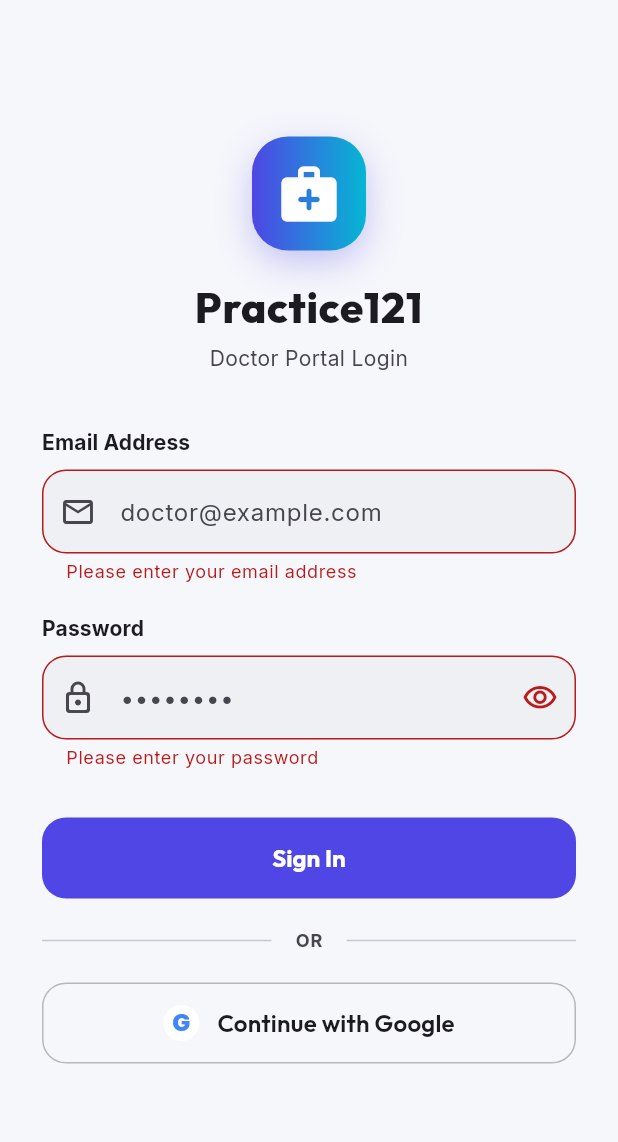
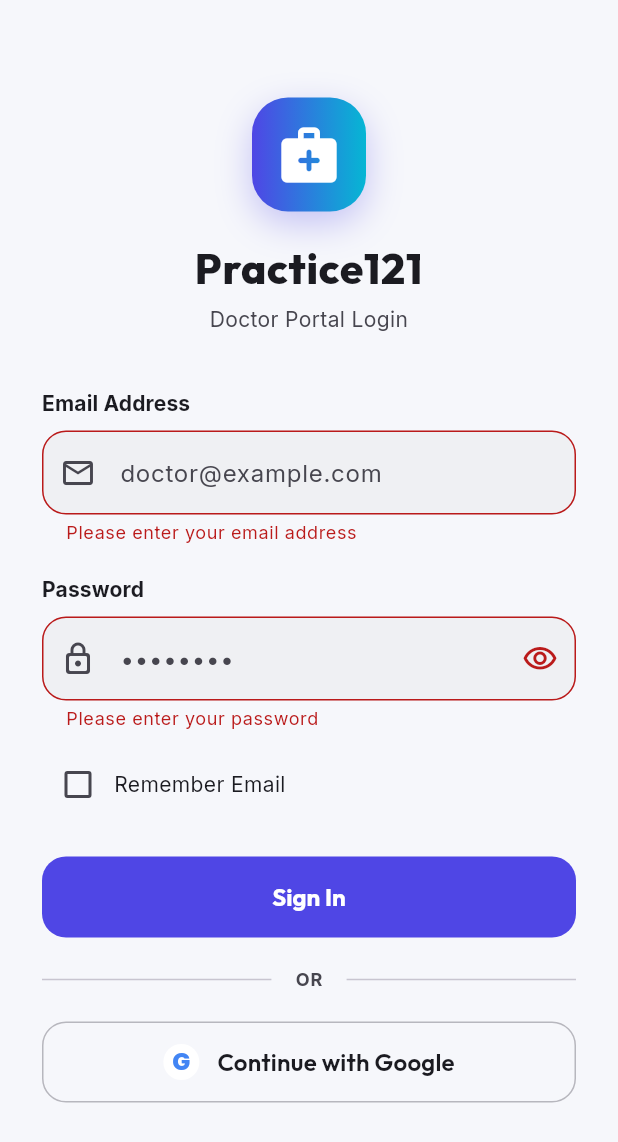
Before and after one commit to smarttransnet/practice121-mobile, a Flutter app: the screen it shows after launch, after a tap on "Sign In", on a phone screen of 412 x 824 dp. Shown: the top 1142 px of the screen. Run offline on Flutter 3.47's test engine with Material 3 defaults, Android fonts, the phone set to English and light mode, and no system bars; our stand-ins replace flutter_riverpod, flutter_secure_storage, go_router, google_fonts, google_sign_in, local_auth and 4 more; missing offline and left inert: record.

Commit message:
feat: implement mobile improvements (queue UI, biometrics fix, remember me)

```diff
--- a/lib/features/auth/data/services/auth_storage_service.dart
+++ b/lib/features/auth/data/services/auth_storage_service.dart
@@ -132,4 +132,28 @@
       AppLogger.e('AuthStorageService: error setting biometric preference', e, stack);
     }
   }
+
+  static const String _keyRememberedEmail = 'auth_remembered_email';
+
+  /// Saves the user's email for the 'Remember Me' feature.
+  Future<void> saveRememberedEmail(String email) async {
+    try {
+      if (email.isEmpty) {
+        await _storage.delete(key: _keyRememberedEmail);
+      } else {
+        await _storage.write(key: _keyRememberedEmail, value: email);
+      }
+    } catch (e) {
+      AppLogger.e('AuthStorageService: failed to save remembered email', e);
+    }
+  }
+
+  /// Retrieves the remembered email.
+  Future<String?> getRememberedEmail() async {
+    try {
+      return await _storage.read(key: _keyRememberedEmail);
+    } catch (e) {
+      return null;
+    }
+  }
 }
--- a/lib/features/auth/presentation/controllers/auth_controller.dart
+++ b/lib/features/auth/presentation/controllers/auth_controller.dart
@@ -82,10 +82,8 @@
 
         if (!bioAuthenticated) {
           AppLogger.w('AuthController: biometric unlock failed/cancelled — falling back to login screen');
-          await _storageService.clearTokens();
           state = state.copyWith(
             status: AuthStatus.unauthenticated,
-            clearToken: true,
           );
           return;
         }
--- a/lib/features/auth/presentation/screens/login_screen.dart
+++ b/lib/features/auth/presentation/screens/login_screen.dart
@@ -5,6 +5,7 @@
 import '../../../../app/router.dart';
 import '../controllers/auth_controller.dart';
 import '../controllers/auth_state.dart';
+import '../data/services/auth_storage_service.dart';
 
 /// Doctor Login screen requiring only Email Address and Password.
 class LoginScreen extends ConsumerStatefulWidget {
@@ -19,6 +20,26 @@
   final _emailController = TextEditingController();
   final _passwordController = TextEditingController();
   bool _obscurePassword = true;
+  bool _rememberMe = false;
+
+  @override
+  void initState() {
+    super.initState();
+    _loadRememberedEmail();
+  }
+
+  Future<void> _loadRememberedEmail() async {
+    WidgetsBinding.instance.addPostFrameCallback((_) async {
+      final storageService = ref.read(authStorageServiceProvider);
+      final email = await storageService.getRememberedEmail();
+      if (email != null && email.isNotEmpty && mounted) {
+        setState(() {
+          _emailController.text = email;
+          _rememberMe = true;
+        });
+      }
+    });
+  }
 
   @override
   void dispose() {
@@ -37,6 +58,10 @@
     );
 
     if (success && mounted) {
+      final storageService = ref.read(authStorageServiceProvider);
+      await storageService.saveRememberedEmail(
+        _rememberMe ? _emailController.text.trim() : '',
+      );
       context.go(AppRoutes.dashboard);
     }
   }
@@ -202,7 +227,33 @@
                       return null;
                     },
                   ),
-                  const SizedBox(height: 32),
+                  const SizedBox(height: 12),
+
+                  // Remember Me Checkbox
+                  Row(
+                    children: [
+                      Checkbox(
+                        value: _rememberMe,
+                        onChanged: (value) {
+                          setState(() {
+                            _rememberMe = value ?? false;
+                          });
+                        },
+                      ),
+                      GestureDetector(
+                        onTap: () {
+                          setState(() {
+                            _rememberMe = !_rememberMe;
+                          });
+                        },
+                        child: Text(
+                          'Remember Email',
+                          style: theme.textTheme.bodyMedium,
+                        ),
+                      ),
+                    ],
+                  ),
+                  const SizedBox(height: 24),
 
                   // Login Button
                   SizedBox(
```
Also changed, not shown: lib/features/transcription/presentation/screens/patient_queue_screen.dart (+20 -42 lines), 1 other file.
